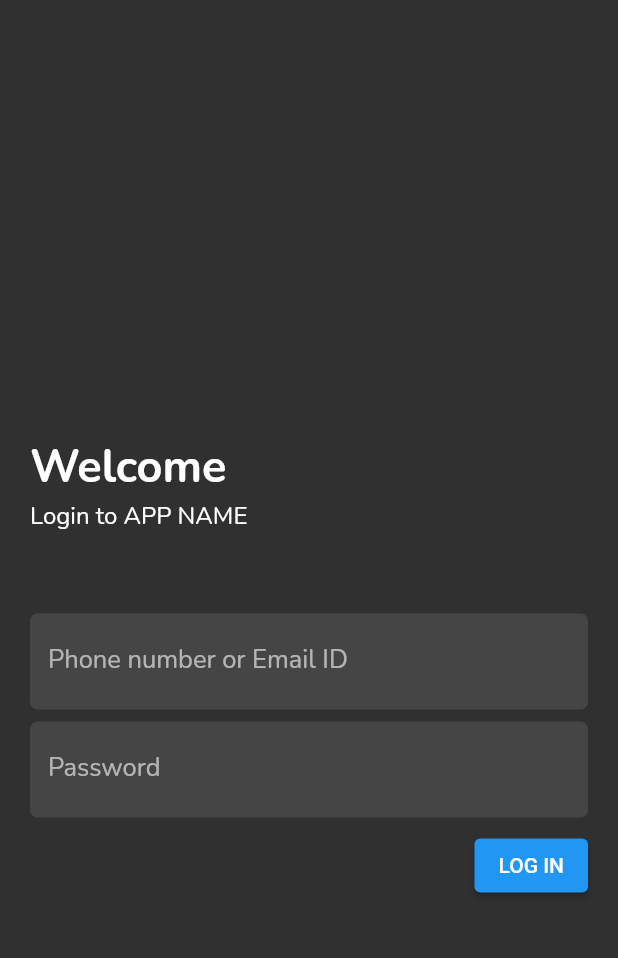
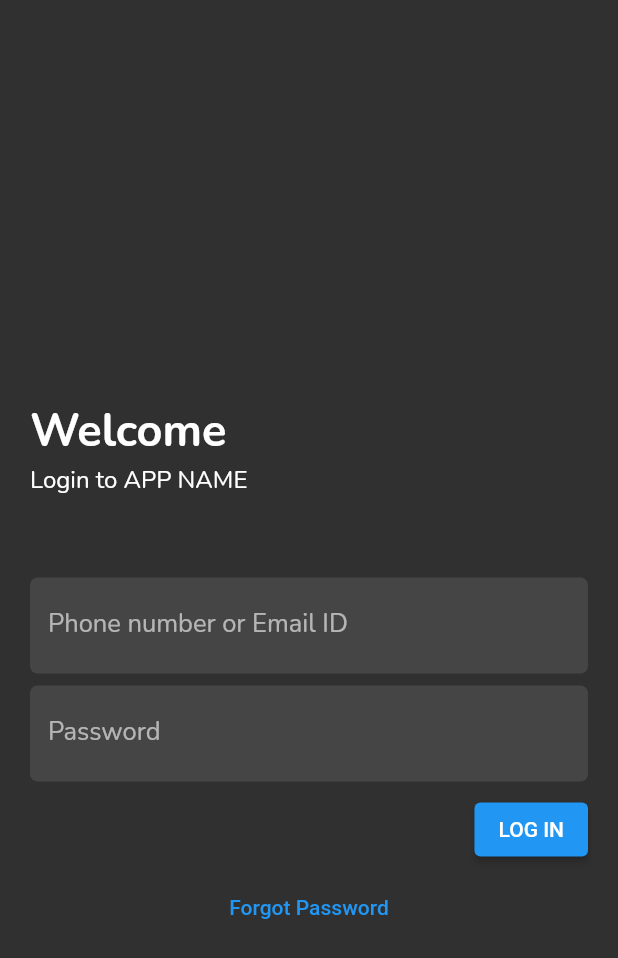
Before and after one commit to Promigos/payment-flutter-app, a Flutter app: the screen it shows after launch, after a tap on "LOG IN", on a phone screen of 412 x 824 dp. Shown: the top 958 px of the screen. Run offline on Flutter 3.47's test engine with Material 2 defaults, Android fonts, the phone set to English and light mode, and no system bars; drawn by our look-alikes of oktoast; our stand-ins replace auto_size_text, email_validator, flutter_secure_storage, flutter_svg, font_awesome_flutter, google_fonts and 4 more; missing offline and left inert: qr_code_scanner.

Commit message:
Added Forgot Password TextButton

```diff
--- a/lib/screens/login_page.dart
+++ b/lib/screens/login_page.dart
@@ -183,6 +183,11 @@ class _LoginPageState extends State<LoginPage> {
                           ),
                   ),
                 ),
+                TextButton(
+                    onPressed: () {},
+                    child: const Text(
+                      'Forgot Password',
+                    ))
               ],
             ),
           ),
```
